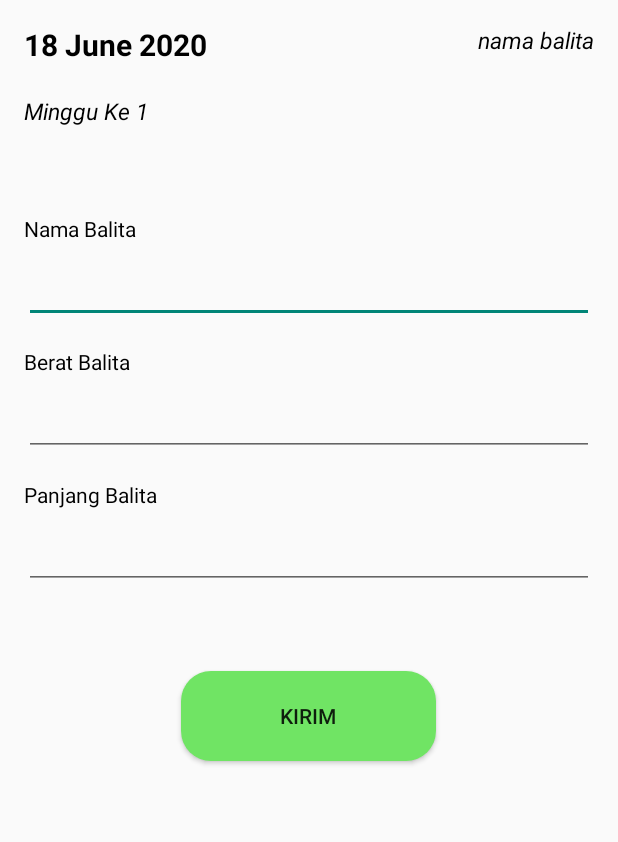
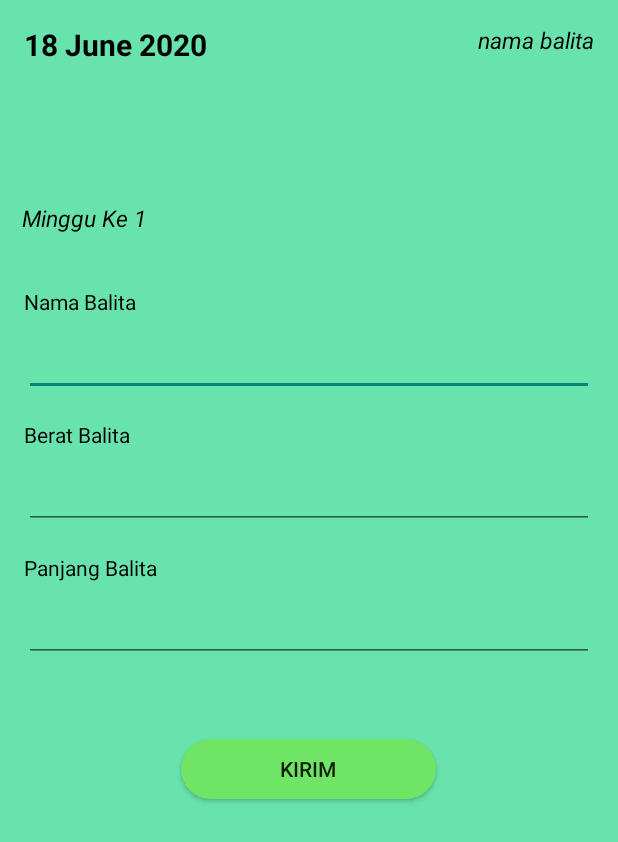
Before and after one commit to Rivaldz/HajiHealthMonitoring, an Android app: the KartuPemantauan screen opened directly, with no data from a screen before it, on a phone screen of 412 x 824 dp. Shown: the top 842 px of the screen. Run offline under Robolectric (Android 15) with nearby library versions, the light colour scheme and no system bars; our stand-ins replace AdMob.

Commit message:
update layout

```diff
--- a/app/src/main/res/layout/activity_kartu_pemantauan.xml
+++ b/app/src/main/res/layout/activity_kartu_pemantauan.xml
@@ -4,13 +4,14 @@
     xmlns:tools="http://schemas.android.com/tools"
     android:layout_width="match_parent"
     android:layout_height="match_parent"
+    android:background="#68E3AD"
     tools:context=".activity.KartuPemantauan">
 
     <Button
         android:id="@+id/buttonKirim"
         android:layout_width="wrap_content"
-        android:layout_height="wrap_content"
-        android:layout_marginTop="42dp"
+        android:layout_height="40dp"
+        android:layout_marginTop="40dp"
         android:layout_marginBottom="16dp"
         android:background="@drawable/button_shapegreen"
         android:text="Kirim"
@@ -63,15 +64,17 @@
     <TextView
         android:id="@+id/kartuMinggu"
         android:layout_width="wrap_content"
-        android:layout_height="wrap_content"
+        android:layout_height="0dp"
         android:layout_marginStart="16dp"
-        android:layout_marginTop="20dp"
+        android:layout_marginTop="28dp"
+        android:layout_marginEnd="315dp"
         android:text="Minggu Ke 1"
         android:textColor="@color/black"
         android:textSize="15dp"
         android:textStyle="italic"
+        app:layout_constraintEnd_toEndOf="parent"
         app:layout_constraintStart_toStartOf="parent"
-        app:layout_constraintTop_toBottomOf="@+id/kartuTanggal" />
+        app:layout_constraintTop_toBottomOf="@+id/imageView" />
 
     <TextView
         android:id="@+id/kartuNama"
@@ -104,7 +107,7 @@
         android:layout_width="match_parent"
         android:layout_height="wrap_content"
         android:layout_marginStart="16dp"
-        android:layout_marginTop="58dp"
+        android:layout_marginTop="35dp"
         android:layout_marginEnd="16dp"
         android:text="Nama Balita"
         android:textColor="@color/black"
@@ -153,4 +156,14 @@
 
     </com.google.android.gms.ads.AdView>
 
+    <ImageView
+        android:id="@+id/imageView"
+        android:layout_width="40dp"
+        android:layout_height="43dp"
+        android:layout_marginTop="20dp"
+        app:layout_constraintEnd_toEndOf="parent"
+        app:layout_constraintStart_toStartOf="parent"
+        app:layout_constraintTop_toBottomOf="@+id/kartuTanggal"
+        />
+
 </androidx.constraintlayout.widget.ConstraintLayout>
```
Also changed, not shown: app/src/main/java/com/valdo/hajihealthmonitoring/activity/EatSchedule.java (+0 -10 lines), app/src/main/res/layout/fragment_home.xml (+12 -8 lines).
